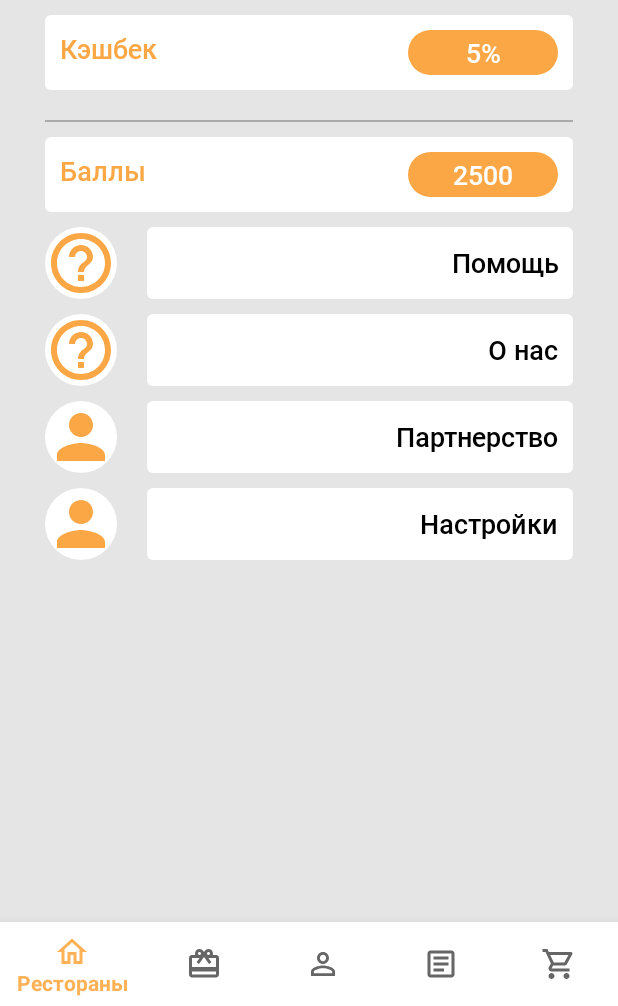
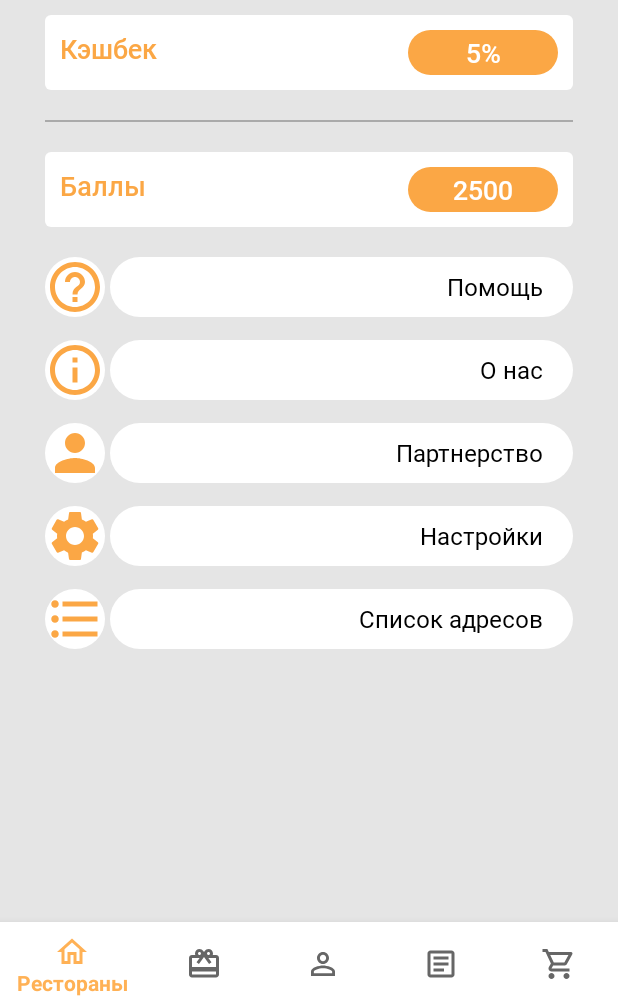
Before and after one commit to damirbaisalov/bikli, an Android app: the fragment UserFragment placed in its activity, on a phone screen of 412 x 824 dp, the part 230-1236 px from its top. Run offline under Robolectric (Android 15) with nearby library versions, the phone set to English and light mode, and no system bars; our stand-ins replace Shimmer; libraries missing offline, so code that uses them is left out: retrofit2.converter.jackson; 3 statements that could not run were skipped.

Commit message:
end-up with user xml

```diff
--- /dev/null
+++ b/app/src/main/res/drawable/bg_fragment_user_list_buttons.xml
@@ -0,0 +1,15 @@
+<?xml version="1.0" encoding="utf-8"?>
+<shape xmlns:android="http://schemas.android.com/apk/res/android"
+    android:shape="rectangle">
+
+    <solid
+        android:color="@color/white"/>
+
+    <corners
+        android:radius="100dp"/>
+
+    <!--    <stroke-->
+    <!--        android:width="3dp"-->
+    <!--        android:color="@color/enabled_button_reg"/>-->
+
+</shape>
--- a/app/src/main/res/drawable/ic_outline_help.xml
+++ b/app/src/main/res/drawable/ic_outline_help.xml
@@ -1,5 +1,5 @@
-<vector android:height="48dp" android:tint="@color/primary_bikli_orange"
+<vector android:height="40dp" android:tint="@color/primary_bikli_orange"
     android:viewportHeight="24" android:viewportWidth="24"
-    android:width="48dp" xmlns:android="http://schemas.android.com/apk/res/android">
+    android:width="40dp" xmlns:android="http://schemas.android.com/apk/res/android">
     <path android:fillColor="@android:color/white" android:pathData="M11,18h2v-2h-2v2zM12,2C6.48,2 2,6.48 2,12s4.48,10 10,10 10,-4.48 10,-10S17.52,2 12,2zM12,20c-4.41,0 -8,-3.59 -8,-8s3.59,-8 8,-8 8,3.59 8,8 -3.59,8 -8,8zM12,6c-2.21,0 -4,1.79 -4,4h2c0,-1.1 0.9,-2 2,-2s2,0.9 2,2c0,2 -3,1.75 -3,5h2c0,-2.25 3,-2.5 3,-5 0,-2.21 -1.79,-4 -4,-4z"/>
 </vector>
--- /dev/null
+++ b/app/src/main/res/drawable/ic_user_fragment_about_us.xml
@@ -0,0 +1,5 @@
+<vector android:height="40dp" android:tint="@color/primary_bikli_orange"
+    android:viewportHeight="24" android:viewportWidth="24"
+    android:width="40dp" xmlns:android="http://schemas.android.com/apk/res/android">
+    <path android:fillColor="@android:color/white" android:pathData="M11,7h2v2h-2zM11,11h2v6h-2zM12,2C6.48,2 2,6.48 2,12s4.48,10 10,10 10,-4.48 10,-10S17.52,2 12,2zM12,20c-4.41,0 -8,-3.59 -8,-8s3.59,-8 8,-8 8,3.59 8,8 -3.59,8 -8,8z"/>
+</vector>
--- /dev/null
+++ b/app/src/main/res/drawable/ic_user_fragment_adress_list.xml
@@ -0,0 +1,5 @@
+<vector android:height="40dp" android:tint="@color/primary_bikli_orange"
+    android:viewportHeight="24" android:viewportWidth="24"
+    android:width="40dp" xmlns:android="http://schemas.android.com/apk/res/android">
+    <path android:fillColor="@android:color/white" android:pathData="M4,10.5c-0.83,0 -1.5,0.67 -1.5,1.5s0.67,1.5 1.5,1.5 1.5,-0.67 1.5,-1.5 -0.67,-1.5 -1.5,-1.5zM4,4.5c-0.83,0 -1.5,0.67 -1.5,1.5S3.17,7.5 4,7.5 5.5,6.83 5.5,6 4.83,4.5 4,4.5zM4,16.5c-0.83,0 -1.5,0.68 -1.5,1.5s0.68,1.5 1.5,1.5 1.5,-0.68 1.5,-1.5 -0.67,-1.5 -1.5,-1.5zM7,19h14v-2L7,17v2zM7,13h14v-2L7,11v2zM7,5v2h14L21,5L7,5z"/>
+</vector>
--- a/app/src/main/res/drawable/ic_user_fragment_person.xml
+++ b/app/src/main/res/drawable/ic_user_fragment_person.xml
@@ -1,5 +1,5 @@
-<vector android:height="48dp" android:tint="@color/primary_bikli_orange"
+<vector android:height="40dp" android:tint="@color/primary_bikli_orange"
     android:viewportHeight="24" android:viewportWidth="24"
-    android:width="48dp" xmlns:android="http://schemas.android.com/apk/res/android">
+    android:width="40dp" xmlns:android="http://schemas.android.com/apk/res/android">
     <path android:fillColor="@android:color/white" android:pathData="M12,12c2.21,0 4,-1.79 4,-4s-1.79,-4 -4,-4 -4,1.79 -4,4 1.79,4 4,4zM12,14c-2.67,0 -8,1.34 -8,4v2h16v-2c0,-2.66 -5.33,-4 -8,-4z"/>
 </vector>
--- /dev/null
+++ b/app/src/main/res/drawable/ic_user_fragment_settings.xml
@@ -0,0 +1,5 @@
+<vector android:height="40dp" android:tint="@color/primary_bikli_orange"
+    android:viewportHeight="24" android:viewportWidth="24"
+    android:width="40dp" xmlns:android="http://schemas.android.com/apk/res/android">
+    <path android:fillColor="@android:color/white" android:pathData="M19.14,12.94c0.04,-0.3 0.06,-0.61 0.06,-0.94c0,-0.32 -0.02,-0.64 -0.07,-0.94l2.03,-1.58c0.18,-0.14 0.23,-0.41 0.12,-0.61l-1.92,-3.32c-0.12,-0.22 -0.37,-0.29 -0.59,-0.22l-2.39,0.96c-0.5,-0.38 -1.03,-0.7 -1.62,-0.94L14.4,2.81c-0.04,-0.24 -0.24,-0.41 -0.48,-0.41h-3.84c-0.24,0 -0.43,0.17 -0.47,0.41L9.25,5.35C8.66,5.59 8.12,5.92 7.63,6.29L5.24,5.33c-0.22,-0.08 -0.47,0 -0.59,0.22L2.74,8.87C2.62,9.08 2.66,9.34 2.86,9.48l2.03,1.58C4.84,11.36 4.8,11.69 4.8,12s0.02,0.64 0.07,0.94l-2.03,1.58c-0.18,0.14 -0.23,0.41 -0.12,0.61l1.92,3.32c0.12,0.22 0.37,0.29 0.59,0.22l2.39,-0.96c0.5,0.38 1.03,0.7 1.62,0.94l0.36,2.54c0.05,0.24 0.24,0.41 0.48,0.41h3.84c0.24,0 0.44,-0.17 0.47,-0.41l0.36,-2.54c0.59,-0.24 1.13,-0.56 1.62,-0.94l2.39,0.96c0.22,0.08 0.47,0 0.59,-0.22l1.92,-3.32c0.12,-0.22 0.07,-0.47 -0.12,-0.61L19.14,12.94zM12,15.6c-1.98,0 -3.6,-1.62 -3.6,-3.6s1.62,-3.6 3.6,-3.6s3.6,1.62 3.6,3.6S13.98,15.6 12,15.6z"/>
+</vector>
--- a/app/src/main/res/layout/fragment_user.xml
+++ b/app/src/main/res/layout/fragment_user.xml
@@ -1,8 +1,13 @@
 <?xml version="1.0" encoding="utf-8"?>
-<RelativeLayout xmlns:android="http://schemas.android.com/apk/res/android"
+<androidx.core.widget.NestedScrollView xmlns:android="http://schemas.android.com/apk/res/android"
     android:layout_width="match_parent"
     android:layout_height="match_parent"
+    android:overScrollMode="never"
     android:background="@color/bikli_background">
+
+    <RelativeLayout
+        android:layout_width="match_parent"
+        android:layout_height="match_parent">
 
         <include
             android:id="@+id/user_toolbar"
@@ -62,6 +67,7 @@
         </LinearLayout>
 
         <LinearLayout
+            android:id="@+id/fragment_user_get_data_layout"
             android:layout_width="match_parent"
             android:layout_height="match_parent"
             android:orientation="vertical"
@@ -153,7 +159,7 @@
                 android:layout_width="match_parent"
                 android:layout_height="wrap_content"
                 android:orientation="horizontal"
-            android:layout_marginTop="10dp"
+                android:layout_marginTop="20dp"
                 android:padding="10dp"
                 android:weightSum="6"
                 android:background="@drawable/bg_activity_main_window_toolbar_back_button"
@@ -186,7 +192,7 @@
                 android:layout_width="match_parent"
                 android:layout_height="wrap_content"
                 android:orientation="horizontal"
-            android:layout_marginTop="10dp"
+                android:layout_marginTop="20dp"
 
                 >
 
@@ -199,18 +205,17 @@
                     />
 
                 <TextView
-                android:layout_width="wrap_content"
+                    android:layout_width="match_parent"
                     android:layout_height="match_parent"
                     android:layout_gravity="end"
                     android:text="Помощь"
                     android:textColor="@color/black"
-                android:textSize="18sp"
+                    android:textSize="16sp"
                     android:gravity="end|center"
-                android:paddingEnd="10dp"
-                android:layout_marginStart="20dp"
-                android:layout_weight="6"
-                android:fontFamily="@font/roboto_medium"
-                android:background="@drawable/bg_activity_main_window_toolbar_back_button"
+                    android:paddingEnd="20dp"
+                    android:layout_marginStart="3dp"
+                    android:fontFamily="@font/roboto_regular"
+                    android:background="@drawable/bg_fragment_user_list_buttons"
                     />
 
             </LinearLayout>
@@ -219,7 +224,7 @@
                 android:layout_width="match_parent"
                 android:layout_height="wrap_content"
                 android:orientation="horizontal"
-            android:layout_marginTop="10dp"
+                android:layout_marginTop="15dp"
 
                 >
 
@@ -227,23 +232,22 @@
                     android:layout_width="wrap_content"
                     android:layout_height="wrap_content"
                     android:fontFamily="@font/roboto_medium"
-                android:src="@drawable/ic_outline_help"
+                    android:src="@drawable/ic_user_fragment_about_us"
                     android:background="@drawable/bg_user_fragment_icons"
                     />
 
                 <TextView
-                android:layout_width="wrap_content"
+                    android:layout_width="match_parent"
                     android:layout_height="match_parent"
                     android:layout_gravity="end"
                     android:text="О нас"
                     android:textColor="@color/black"
-                android:textSize="18sp"
+                    android:textSize="16sp"
                     android:gravity="end|center"
-                android:paddingEnd="10dp"
-                android:layout_marginStart="20dp"
-                android:layout_weight="6"
-                android:fontFamily="@font/roboto_medium"
-                android:background="@drawable/bg_activity_main_window_toolbar_back_button"
+                    android:paddingEnd="20dp"
+                    android:layout_marginStart="3dp"
+                    android:fontFamily="@font/roboto_regular"
+                    android:background="@drawable/bg_fragment_user_list_buttons"
                     />
 
             </LinearLayout>
@@ -252,7 +256,7 @@
                 android:layout_width="match_parent"
                 android:layout_height="wrap_content"
                 android:orientation="horizontal"
-            android:layout_marginTop="10dp"
+                android:layout_marginTop="15dp"
 
                 >
 
@@ -265,18 +269,47 @@
                     />
 
                 <TextView
-                android:layout_width="wrap_content"
+                    android:layout_width="match_parent"
                     android:layout_height="match_parent"
                     android:layout_gravity="end"
+                    android:layout_marginStart="3dp"
+                    android:background="@drawable/bg_fragment_user_list_buttons"
+                    android:fontFamily="@font/roboto_regular"
+                    android:gravity="end|center"
+                    android:paddingEnd="20dp"
                     android:text="Партнерство"
                     android:textColor="@color/black"
-                android:textSize="18sp"
+                    android:textSize="16sp" />
+
+            </LinearLayout>
+
+            <LinearLayout
+                android:layout_width="match_parent"
+                android:layout_height="wrap_content"
+                android:orientation="horizontal"
+                android:layout_marginTop="15dp"
+                >
+
+                <ImageView
+                    android:layout_width="wrap_content"
+                    android:layout_height="wrap_content"
+                    android:fontFamily="@font/roboto_medium"
+                    android:src="@drawable/ic_user_fragment_settings"
+                    android:background="@drawable/bg_user_fragment_icons"
+                    />
+
+                <TextView
+                    android:layout_width="match_parent"
+                    android:layout_height="match_parent"
+                    android:layout_gravity="end"
+                    android:text="Настройки"
+                    android:textColor="@color/black"
+                    android:textSize="16sp"
                     android:gravity="end|center"
-                android:paddingEnd="10dp"
-                android:layout_marginStart="20dp"
-                android:layout_weight="6"
-                android:fontFamily="@font/roboto_medium"
-                android:background="@drawable/bg_activity_main_window_toolbar_back_button"
+                    android:paddingEnd="20dp"
+                    android:layout_marginStart="3dp"
+                    android:fontFamily="@font/roboto_regular"
+                    android:background="@drawable/bg_fragment_user_list_buttons"
                     />
 
             </LinearLayout>
@@ -285,7 +318,7 @@
                 android:layout_width="match_parent"
                 android:layout_height="wrap_content"
                 android:orientation="horizontal"
-            android:layout_marginTop="10dp"
+                android:layout_marginTop="15dp"
 
                 >
 
@@ -293,29 +326,29 @@
                     android:layout_width="wrap_content"
                     android:layout_height="wrap_content"
                     android:fontFamily="@font/roboto_medium"
-                android:src="@drawable/ic_user_fragment_person"
+                    android:src="@drawable/ic_user_fragment_adress_list"
                     android:background="@drawable/bg_user_fragment_icons"
                     />
 
                 <TextView
-                android:layout_width="wrap_content"
+                    android:layout_width="match_parent"
                     android:layout_height="match_parent"
                     android:layout_gravity="end"
-                android:text="Настройки"
+                    android:layout_marginStart="3dp"
+                    android:background="@drawable/bg_fragment_user_list_buttons"
+                    android:fontFamily="@font/roboto_regular"
+                    android:gravity="end|center"
+                    android:paddingEnd="20dp"
+                    android:text="Список адресов"
                     android:textColor="@color/black"
-                android:textSize="18sp"
-                android:gravity="end|center"
-                android:paddingEnd="10dp"
-                android:layout_marginStart="20dp"
-                android:layout_weight="6"
-                android:fontFamily="@font/roboto_medium"
-                android:background="@drawable/bg_activity_main_window_toolbar_back_button"
-                />
+                    android:textSize="16sp" />
 
             </LinearLayout>
 
         </LinearLayout>
 
+    </RelativeLayout>
 
 
-</RelativeLayout>
+
+</androidx.core.widget.NestedScrollView>
```
Lines whose indentation alone changed are shown as unchanged.
